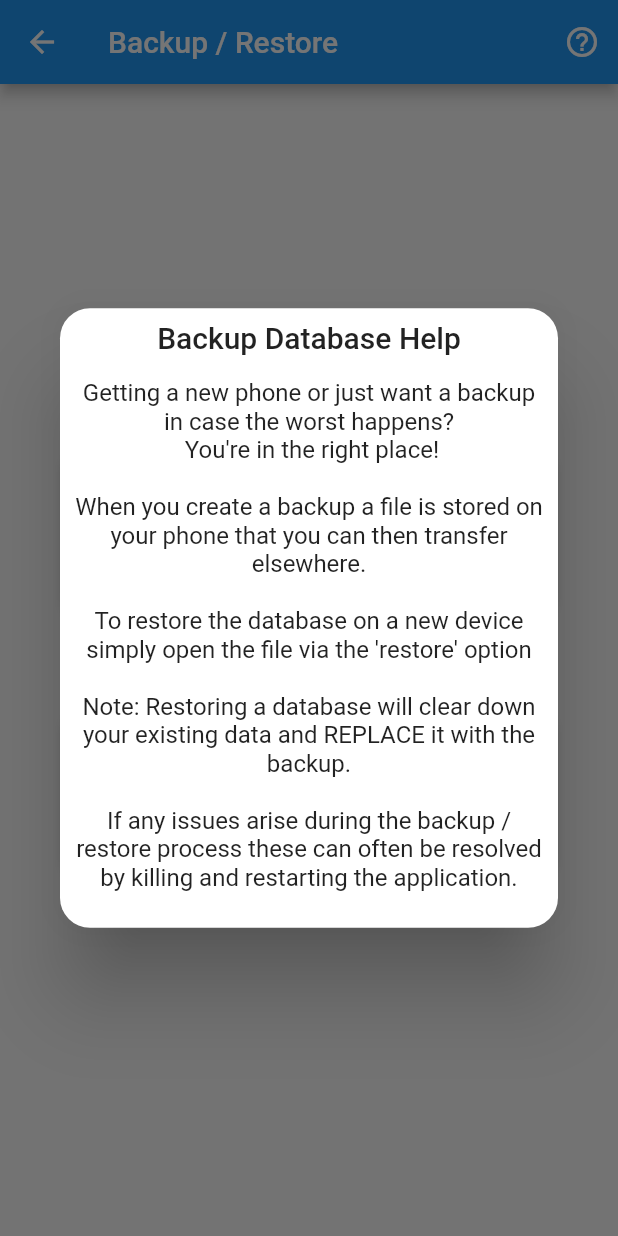
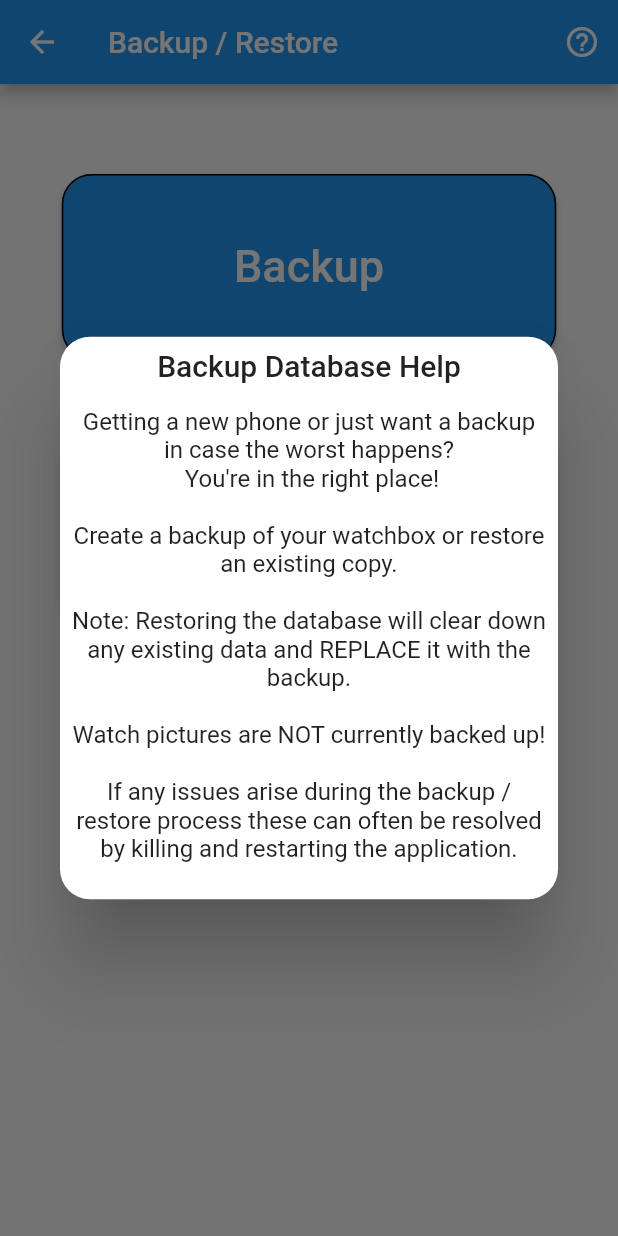
Before and after one commit to Stif-UK/WristCheck, a Flutter app: the BackupRestore screen opened directly, after a tap on the "help outline" icon, on a phone screen of 412 x 824 dp. Run offline on Flutter 3.47's test engine with Material 2 defaults, Android fonts, the phone set to English and light mode, and no system bars; our stand-ins replace file_picker, flutter_markdown, get, hive, hive_flutter, image_cropper and 5 more; accounts and stored records are empty.

Commit message:
minor changes to layout and help text

```diff
--- a/lib/copy/dialogs.dart
+++ b/lib/copy/dialogs.dart
@@ -79,9 +79,9 @@ class WristCheckDialogs {
         title: "Backup Database Help",
         barrierDismissible: true,
         middleText: "Getting a new phone or just want a backup in case the worst happens?\n You're in the right place!"
-            "\n\nWhen you create a backup a file is stored on your phone that you can then transfer elsewhere."
-            "\n\nTo restore the database on a new device simply open the file via the 'restore' option"
-            "\n\nNote: Restoring a database will clear down your existing data and REPLACE it with the backup."
+            "\n\nCreate a backup of your watchbox or restore an existing copy."
+            "\n\nNote: Restoring the database will clear down any existing data and REPLACE it with the backup."
+            "\n\nWatch pictures are NOT currently backed up!"
             "\n\nIf any issues arise during the backup / restore process these can often be resolved by killing and restarting the application."
     );
   }
@@ -123,7 +123,8 @@ class WristCheckDialogs {
     Get.defaultDialog(
       title: "Restore Successful",
       barrierDismissible: true,
-      middleText: "Database successfully restored!"
+      middleText: "Database successfully restored!\n\n"
+          "You may need to kill and re-open the application for changes to take effect."
     );
   }
 
--- a/lib/model/backup_restore_methods.dart
+++ b/lib/model/backup_restore_methods.dart
@@ -1,8 +1,5 @@
 import 'dart:io';
-import 'package:hive/hive.dart';
-import 'package:hive_flutter/hive_flutter.dart';
 import 'package:file_picker/file_picker.dart';
-import 'package:wristcheck/model/watches.dart';
 import 'package:wristcheck/boxes.dart';
 import 'package:wristcheck/copy/dialogs.dart';
 import 'package:path/path.dart';
@@ -18,12 +15,9 @@ class BackupRestoreMethods {
   }
 
   static Future<void> backupWatchBox<Watches>(String backupPath) async {
-    print("Backup watchbox called");
 
-    // final box = Hive.box<Watches>("WatchBox");
     final box = Boxes.getWatches();
     final boxPath = box.path;
-    //await box.close();
 
     try {
       bool _errored = false;
@@ -35,19 +29,9 @@ class BackupRestoreMethods {
       }
       ).whenComplete(() => _errored? print("errored"):File(backupPath).exists().then((_) => WristCheckDialogs.getBackupSuccessDialog()));
 
-      //Check file now exists then notify user
-      // _errored? print("errored"):File(backupPath).exists().then((_) => WristCheckDialogs.getBackupSuccessDialog());
-
-
-
     } catch(e) {
       print("Caught exception: $e");
     }
-    // finally {
-    //   await Hive.openBox<Watches>("WatchBox").onError((error, stackTrace) => WristCheckDialogs.getOpenWatchBoxFailed(error.toString()));
-    //
-    // }
-
 
   }
 
@@ -65,36 +49,15 @@ class BackupRestoreMethods {
     }
   }
 
-  // static Future<void> restoreWatchBox<Watches>() async {
-  //   final File? backupFile = await pickBackupFile();
-  //   if(backupFile == null){
-  //   }
-  //
-  //   final box = Boxes.getWatches();
-  //   final boxPath = box.path;
-  //   await box.close();
-  //
-  //   try {
-  //     backupFile!.copy(boxPath!);
-  //   } finally {
-  //     await Hive.openBox<Watches>("WatchBox");
-  //   }
-  // }
 
   static Future<File?> pickBackupFile() async {
     FilePickerResult? result = await FilePicker.platform.pickFiles();
     File? file;
-    print(result);
 
     if (result != null) {
       String fileName = basename(result.files.single.path!);
       fileName == "watchbox.hive"? file = File(result.files.single.path!): WristCheckDialogs.getIncorrectFilenameDialog(fileName);
-    } else {
-
     }
-
     return file;
-
-
   }
 }
--- a/lib/ui/backup/backup_restore.dart
+++ b/lib/ui/backup/backup_restore.dart
@@ -23,11 +23,10 @@ class BackupRestore extends StatelessWidget {
       ),
 
       body: Column(
-        mainAxisAlignment: MainAxisAlignment.center,
+        mainAxisAlignment: MainAxisAlignment.start,
         children: [
-          Align(
-            alignment: Alignment.center,
-            child: SizedBox(
+          const SizedBox(height: 60,),
+          SizedBox(
             width: (MediaQuery.of(context).size.width)*0.8,
             height: (MediaQuery.of(context).size.height)*0.15,
             child: ElevatedButton(
@@ -50,7 +49,6 @@ class BackupRestore extends StatelessWidget {
 
                     )
                 )
-              ),
             ),
           ),
           const SizedBox(
--- a/lib/ui/backup/restore.dart
+++ b/lib/ui/backup/restore.dart
@@ -46,7 +46,7 @@ class _RestoreState extends State<Restore> {
           },
           ),
           const SizedBox(height: 20,),
-          _backupFile != null? Text("File selected: $_backupFile. Ready to load"): const Text(""),
+          _backupFile != null? Text("File selected: $_backupFile. \n\nReady to load"): const Text(""),
           const Divider(thickness: 2,),
           const SizedBox(height: 20,),
           _backupFile == null? const SizedBox(height: 20,): ElevatedButton(
```
Lines whose indentation alone changed are shown as unchanged.
